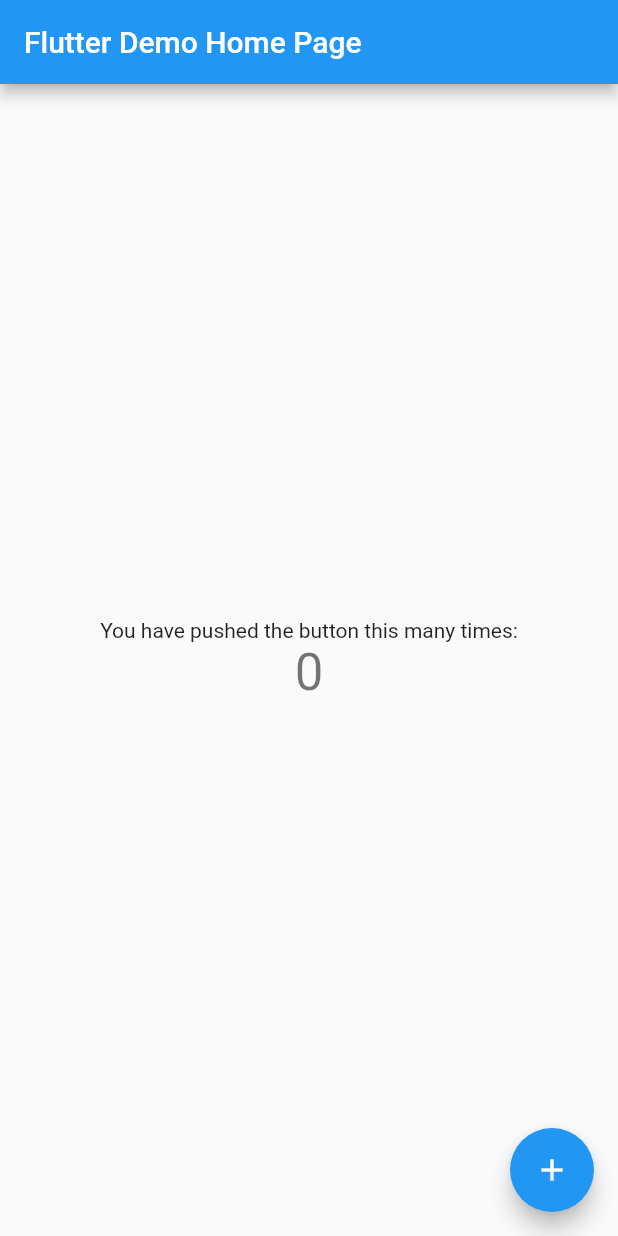
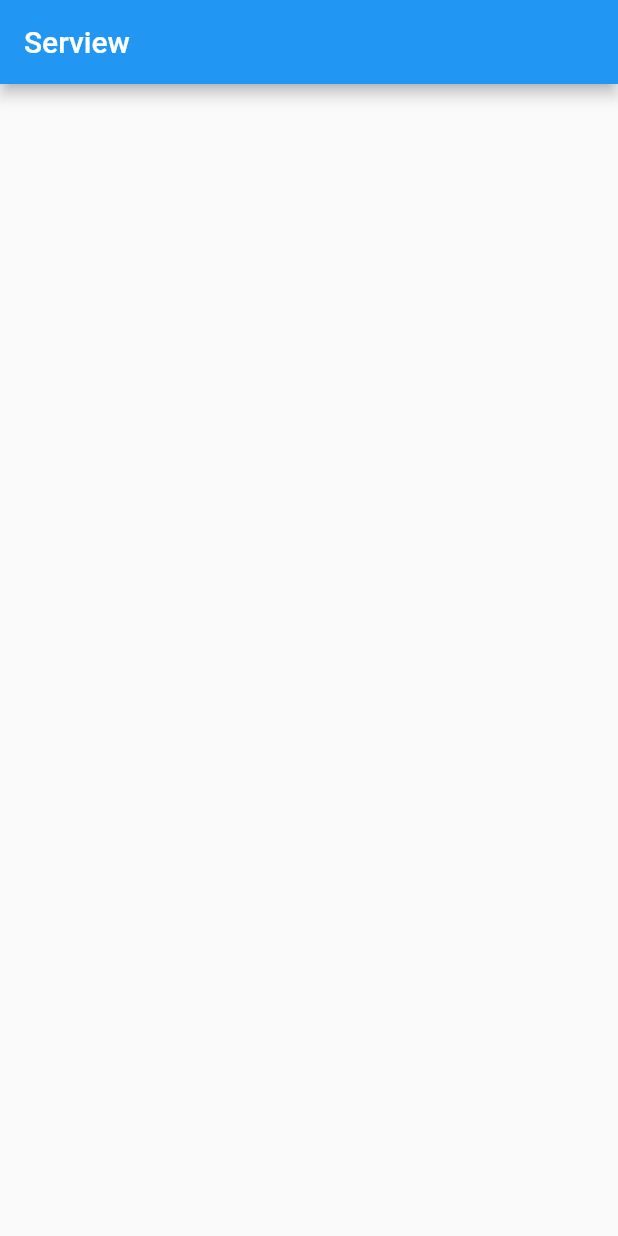
Before and after one commit to Beloin/serview, a Flutter app: the screen it shows after launch, on a phone screen of 412 x 824 dp. Run offline on Flutter 3.47's test engine with Material 2 defaults, Android fonts, the light colour scheme and no system bars.

Commit message:
modified:   lib/main.dart

```diff
--- a/lib/main.dart
+++ b/lib/main.dart
@@ -7,105 +7,29 @@
   @override
   Widget build(BuildContext context) {
     return MaterialApp(
-      title: 'Flutter Demo',
+      title: 'Serview',
       theme: ThemeData(
-        // This is the theme of your application.
-        //
-        // Try running your application with "flutter run". You'll see the
-        // application has a blue toolbar. Then, without quitting the app, try
-        // changing the primarySwatch below to Colors.green and then invoke
-        // "hot reload" (press "r" in the console where you ran "flutter run",
-        // or simply save your changes to "hot reload" in a Flutter IDE).
-        // Notice that the counter didn't reset back to zero; the application
-        // is not restarted.
         primarySwatch: Colors.blue,
       ),
-      home: MyHomePage(title: 'Flutter Demo Home Page'),
+      home: MyHomePage(title: 'Serview'),
     );
   }
 }
 
 class MyHomePage extends StatefulWidget {
   MyHomePage({Key key, this.title}) : super(key: key);
-
-  // This widget is the home page of your application. It is stateful, meaning
-  // that it has a State object (defined below) that contains fields that affect
-  // how it looks.
-
-  // This class is the configuration for the state. It holds the values (in this
-  // case the title) provided by the parent (in this case the App widget) and
-  // used by the build method of the State. Fields in a Widget subclass are
-  // always marked "final".
-
   final String title;
-
   @override
   _MyHomePageState createState() => _MyHomePageState();
 }
 
 class _MyHomePageState extends State<MyHomePage> {
-  int _counter = 0;
-
-  void _incrementCounter() {
-    setState(() {
-      // This call to setState tells the Flutter framework that something has
-      // changed in this State, which causes it to rerun the build method below
-      // so that the display can reflect the updated values. If we changed
-      // _counter without calling setState(), then the build method would not be
-      // called again, and so nothing would appear to happen.
-      _counter++;
-    });
-  }
-
   @override
   Widget build(BuildContext context) {
-    // This method is rerun every time setState is called, for instance as done
-    // by the _incrementCounter method above.
-    //
-    // The Flutter framework has been optimized to make rerunning build methods
-    // fast, so that you can just rebuild anything that needs updating rather
-    // than having to individually change instances of widgets.
     return Scaffold(
       appBar: AppBar(
-        // Here we take the value from the MyHomePage object that was created by
-        // the App.build method, and use it to set our appbar title.
         title: Text(widget.title),
       ),
-      body: Center(
-        // Center is a layout widget. It takes a single child and positions it
-        // in the middle of the parent.
-        child: Column(
-          // Column is also a layout widget. It takes a list of children and
-          // arranges them vertically. By default, it sizes itself to fit its
-          // children horizontally, and tries to be as tall as its parent.
-          //
-          // Invoke "debug painting" (press "p" in the console, choose the
-          // "Toggle Debug Paint" action from the Flutter Inspector in Android
-          // Studio, or the "Toggle Debug Paint" command in Visual Studio Code)
-          // to see the wireframe for each widget.
-          //
-          // Column has various properties to control how it sizes itself and
-          // how it positions its children. Here we use mainAxisAlignment to
-          // center the children vertically; the main axis here is the vertical
-          // axis because Columns are vertical (the cross axis would be
-          // horizontal).
-          mainAxisAlignment: MainAxisAlignment.center,
-          children: <Widget>[
-            Text(
-              'You have pushed the button this many times:',
-            ),
-            Text(
-              '$_counter',
-              style: Theme.of(context).textTheme.display1,
-            ),
-          ],
-        ),
-      ),
-      floatingActionButton: FloatingActionButton(
-        onPressed: _incrementCounter,
-        tooltip: 'Increment',
-        child: Icon(Icons.add),
-      ), // This trailing comma makes auto-formatting nicer for build methods.
     );
   }
 }
```
